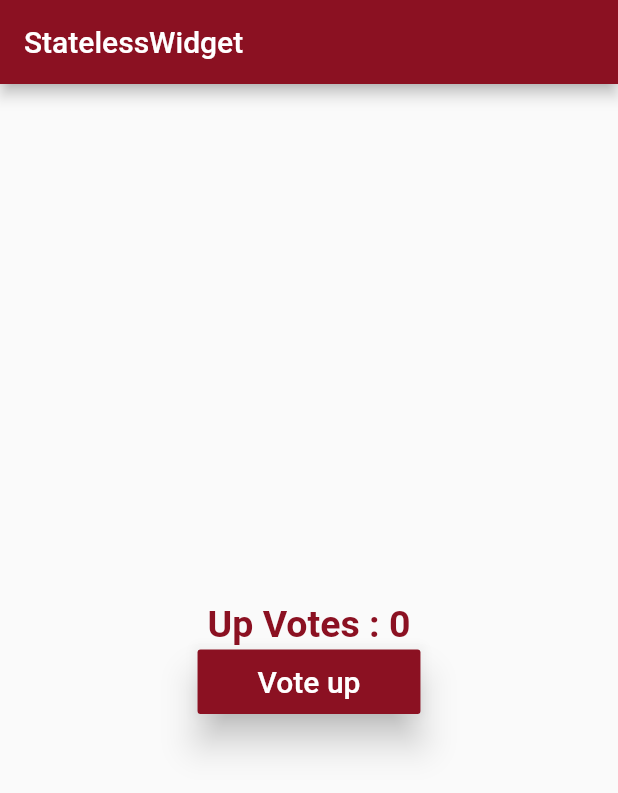
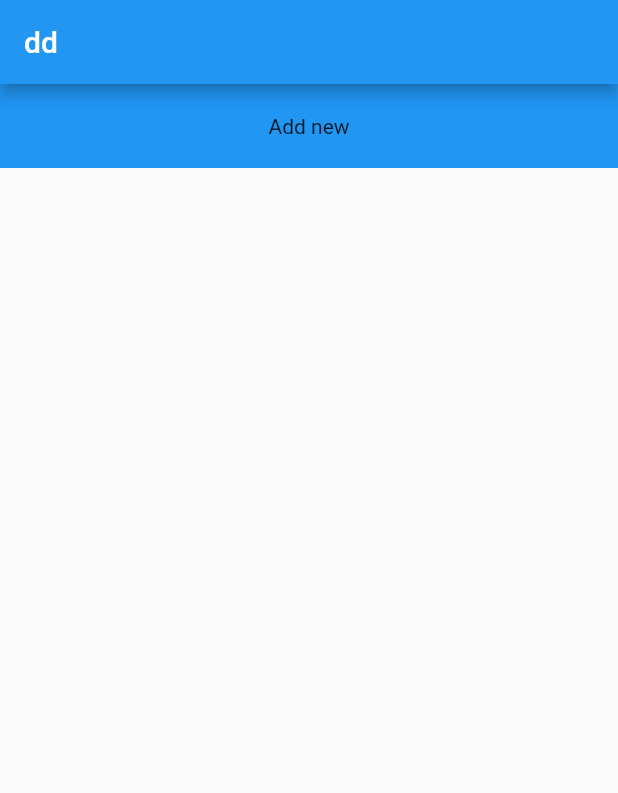
Before and after one commit to mina0511/mina0511, a Flutter app: the screen it shows after launch, on a phone screen of 412 x 824 dp. Shown: the top 793 px of the screen. Run offline on Flutter 3.47's test engine with Material 2 defaults, Android fonts, the phone set to English and light mode, and no system bars.

Commit message:
2021-02-18

```diff
--- a/flutter_tripbuilder_optional_service/lib/main.dart
+++ b/flutter_tripbuilder_optional_service/lib/main.dart
@@ -1,56 +1,53 @@
 import 'package:flutter/material.dart';
+import 'dart:math';
 
-void main() => runApp(new MyApp());
+void main() {
+  runApp(MaterialApp(home: ServiceList()));
 
-int _count = 0;
-
-class MyApp extends StatefulWidget {
-  _HomePage createState() => new _HomePage();
 }
 
-class _HomePage extends State<MyApp> {
-  void _increase() {
-    setState(() => _count++);
+
+class ServiceList extends StatefulWidget {
+  @override
+  ServiceListState createState() => ServiceListState();
 }
 
+class ServiceListState extends State<ServiceList> {
+  List<bool> isChecked = [false, false, false, false, false, false];
+
+  List<String> listObj = [];
   @override
   Widget build(BuildContext context) {
-    return new MaterialApp(
-      title: 'Hello World App',
-      home: new Scaffold(
-        appBar: new AppBar(
-          title: new Text('StatelessWidget'),
-          backgroundColor: new Color(0xFF8B1122),
-        ),
-        body: new Center(
-          child: new Column(
-            mainAxisAlignment: MainAxisAlignment.center,
+    return Scaffold(
+        appBar: AppBar(
+          title: Text("dd"),),
+        body: Column(
           children: <Widget>[
-              new Text(
-                "Up Votes : $_count",
-                style: new TextStyle(
-                  fontSize: 25.0,
-                  color: new Color(0xFF8B1122),
-                  fontWeight: FontWeight.w600,
+            new InkWell(
+              onTap: _insertNewObj,
+              child: new Container(
+                width: double.infinity,
+                alignment: Alignment.center,
+                color: Colors.blue,
+                padding: const EdgeInsets.all(20.0),
+                child: new Text('Add new'),
               ),
             ),
-              new RaisedButton(
-                child: new Text('Vote up',
-                    style: new TextStyle(
-                      fontSize: 20.0,
-                    )),
-                color: new Color(0xFF8B1122),
-                textColor: Colors.white,
-                padding: const EdgeInsets.symmetric(
-                    vertical: 10.0, horizontal: 40.0),
-                elevation: 10.0,
-                splashColor: Colors.white70,
-                onPressed: _increase,
+            new Expanded(
+              child: new ListView.builder(
+                  itemCount: listObj.length,
+                  itemBuilder: (BuildContext context, int index) => new Text(
+                      'index ${index.toString()} with value ${listObj[index].toLowerCase()}')),
             ),
           ],
-          ),
-        ),
-      ),
-    );
+        ));
   }
+
+  void _insertNewObj() {
+    var rng = new Random();
+    setState(() {
+      listObj.add(rng.nextInt(100).toString());
+    });
   }
+
+}
```
Also changed, not shown: flutter_tripbuilder_2_3/lib/main.dart (added, +117 -0 lines), flutter_tripbuilder_2_3/pubspec.yaml (added, +76 -0 lines), flutter_tripbuilder_2_3/pubspec.lock (added), 59 other files. Lines whose indentation alone changed are shown as unchanged.
